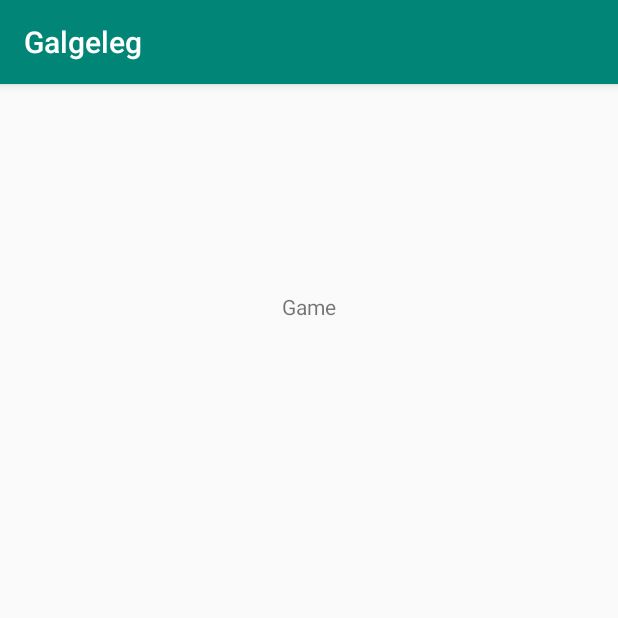
After one commit to NicolaiNisbeth/galgeleg, an Android app: the GameActivity screen opened directly, with no data from a screen before it, on a phone screen of 412 x 824 dp, the top half of it. The commit adds this screen. Run offline under Robolectric (Android 15) with nearby library versions, the phone set to English and light mode, and no system bars.

Commit message:
navigation enabled among possible activities

```diff
--- a/app/src/main/AndroidManifest.xml
+++ b/app/src/main/AndroidManifest.xml
@@ -9,7 +9,10 @@
         android:roundIcon="@mipmap/ic_launcher_round"
         android:supportsRtl="true"
         android:theme="@style/AppTheme">
-        <activity android:name=".MainActivity">
+        <activity android:name=".Highscore"></activity>
+        <activity android:name=".HelpActivity" />
+        <activity android:name=".GameActivity" />
+        <activity android:name=".MenuActivity">
             <intent-filter>
                 <action android:name="android.intent.action.MAIN" />
 
--- /dev/null
+++ b/app/src/main/java/com/example/galgeleg/GameActivity.java
@@ -0,0 +1,20 @@
+package com.example.galgeleg;
+
+import android.content.Intent;
+import android.os.Bundle;
+import android.util.Log;
+import android.view.View;
+import android.widget.Button;
+
+import androidx.appcompat.app.AppCompatActivity;
+
+public class GameActivity extends AppCompatActivity {
+
+    @Override
+    protected void onCreate(Bundle savedInstanceState) {
+        super.onCreate(savedInstanceState);
+        setContentView(R.layout.game_activity);
+
+    }
+
+}
--- /dev/null
+++ b/app/src/main/res/layout/game_activity.xml
@@ -0,0 +1,24 @@
+<?xml version="1.0" encoding="utf-8"?>
+<androidx.constraintlayout.widget.ConstraintLayout xmlns:android="http://schemas.android.com/apk/res/android"
+    xmlns:app="http://schemas.android.com/apk/res-auto"
+    xmlns:tools="http://schemas.android.com/tools"
+    android:orientation="vertical" android:layout_width="match_parent"
+    android:layout_height="match_parent">
+
+    <TextView
+        android:id="@+id/textView4"
+        android:layout_width="wrap_content"
+        android:layout_height="wrap_content"
+        android:layout_marginStart="176dp"
+        android:layout_marginLeft="176dp"
+        android:layout_marginTop="120dp"
+        android:layout_marginEnd="177dp"
+        android:layout_marginRight="177dp"
+        android:layout_marginBottom="592dp"
+        android:text="Game"
+        app:layout_constraintBottom_toBottomOf="parent"
+        app:layout_constraintEnd_toEndOf="parent"
+        app:layout_constraintHorizontal_bias="0.523"
+        app:layout_constraintStart_toStartOf="parent"
+        app:layout_constraintTop_toTopOf="parent" />
+</androidx.constraintlayout.widget.ConstraintLayout>
--- a/app/src/main/res/layout/activity_main.xml
+++ b/app/src/main/res/layout/menu_activity.xml
@@ -4,7 +4,7 @@
     xmlns:tools="http://schemas.android.com/tools"
     android:layout_width="match_parent"
     android:layout_height="match_parent"
-    tools:context=".MainActivity">
+    tools:context=".MenuActivity">
 
     <TextView
         android:id="@+id/textView"
```
Also changed, not shown: app/src/main/java/com/example/galgeleg/HelpActivity.java (added, +14 -0 lines), app/src/main/java/com/example/galgeleg/Highscore.java (added, +14 -0 lines), app/src/main/java/com/example/galgeleg/MenuActivity.java (renamed from app/src/main/java/com/example/galgeleg/MainActivity.java, +10 -2 lines), app/src/main/res/layout/help_actitivy.xml (added, +24 -0 lines), app/src/main/res/layout/highscore_activity.xml (added, +24 -0 lines).
